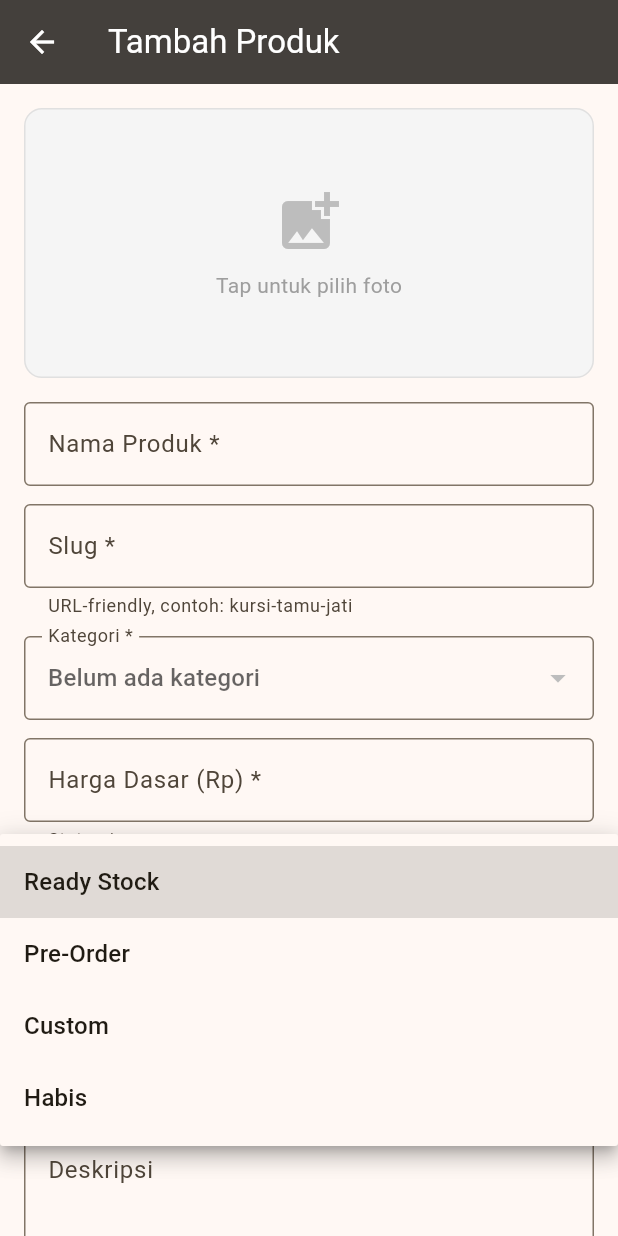
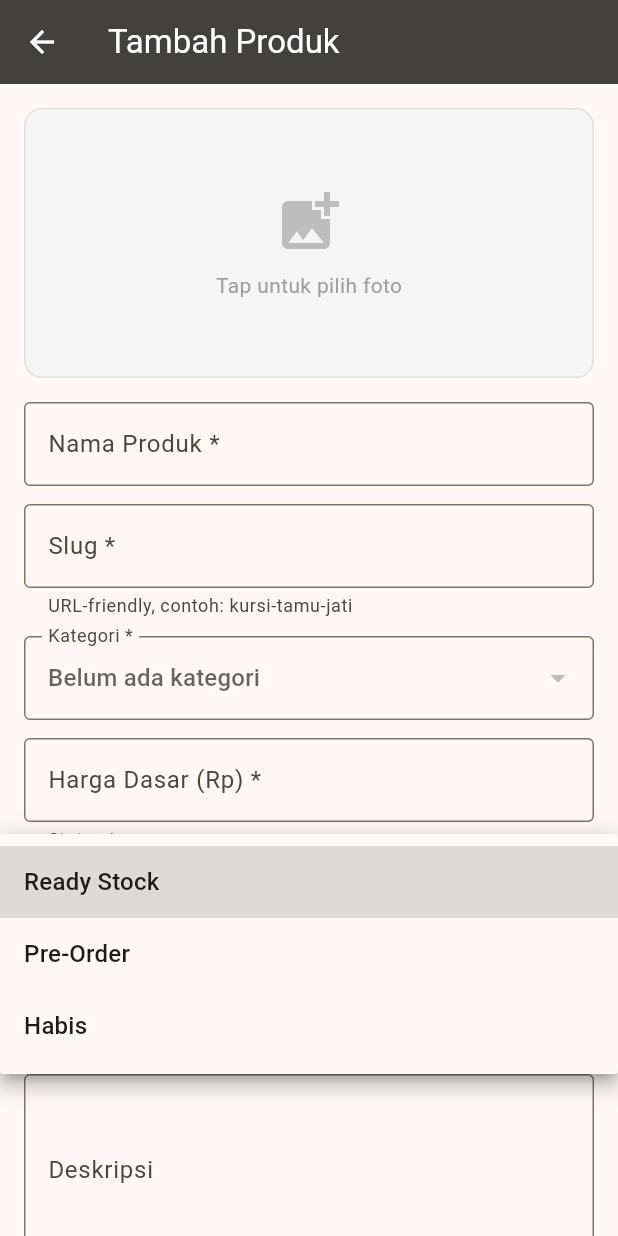
Before and after one commit to Kesyaw/sinar-berkat-furniture, a Flutter app: the ProductFormScreen screen opened directly, after a tap on "Ready Stock", on a phone screen of 412 x 824 dp. Run offline on Flutter 3.47's test engine with Material 3 defaults, Android fonts, the light colour scheme and no system bars; our stand-ins replace image_picker, supabase_flutter; accounts and stored records are empty; network calls fail.

Commit message:
feat: remove custom product type from UI

```diff
--- a/admin_app/lib/features/products/product_form_screen.dart
+++ b/admin_app/lib/features/products/product_form_screen.dart
@@ -322,7 +322,6 @@ class _ProductFormScreenState extends State<ProductFormScreen> {
                     value: 'READY_STOCK', child: Text('Ready Stock')),
                 DropdownMenuItem(
                     value: 'PREORDER', child: Text('Pre-Order')),
-                DropdownMenuItem(value: 'CUSTOM', child: Text('Custom')),
                 DropdownMenuItem(
                     value: 'OUT_OF_STOCK', child: Text('Habis')),
               ],
@@ -336,7 +335,7 @@ class _ProductFormScreenState extends State<ProductFormScreen> {
               decoration: const InputDecoration(
                 labelText: 'Stok (opsional)',
                 border: OutlineInputBorder(),
-                helperText: 'Kosongkan jika custom/preorder',
+                helperText: 'Kosongkan jika preorder',
               ),
               keyboardType: TextInputType.number,
             ),
--- a/admin_app/lib/features/products/products_screen.dart
+++ b/admin_app/lib/features/products/products_screen.dart
@@ -19,7 +19,6 @@ class _ProductsScreenState extends State<ProductsScreen> {
     {'label': 'Semua', 'value': null},
     {'label': 'Ready Stock', 'value': 'READY_STOCK'},
     {'label': 'Preorder', 'value': 'PREORDER'},
-    {'label': 'Custom', 'value': 'CUSTOM'},
     {'label': 'Habis', 'value': 'OUT_OF_STOCK'},
   ];
 
```
Also changed, not shown: 1 other file.
